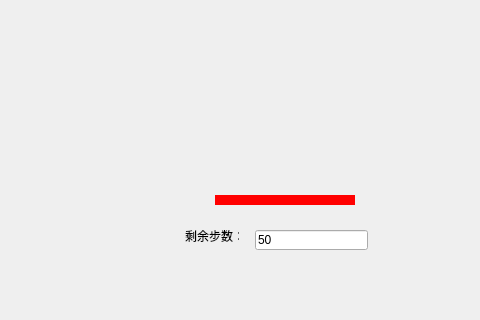
cryyin/DataStructure_final, file CGameDlg.ui: the form before one commit; both pictures show x 375 to 855 and y 0 to 320 of the 1149 by 576 pixel window.
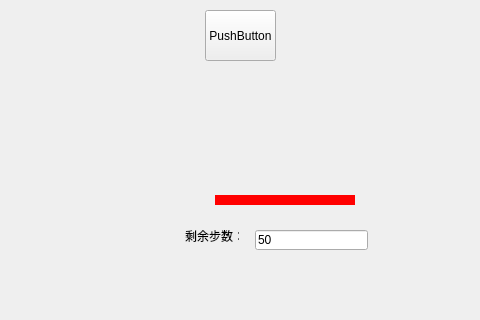
The form after the commit. Icons and pictures are not drawn.

```diff
--- a/CGameDlg.ui
+++ b/CGameDlg.ui
@@ -286,6 +286,19 @@
     <string>剩余步数：</string>
    </property>
   </widget>
+  <widget class="QPushButton" name="pushButton_3">
+   <property name="geometry">
+    <rect>
+     <x>580</x>
+     <y>10</y>
+     <width>71</width>
+     <height>51</height>
+    </rect>
+   </property>
+   <property name="text">
+    <string>PushButton</string>
+   </property>
+  </widget>
   <zorder>label_7</zorder>
   <zorder>textEdit</zorder>
   <zorder>textEdit_2</zorder>
```
Left out of the diff: 1 changed line with no effect on the pictures.
